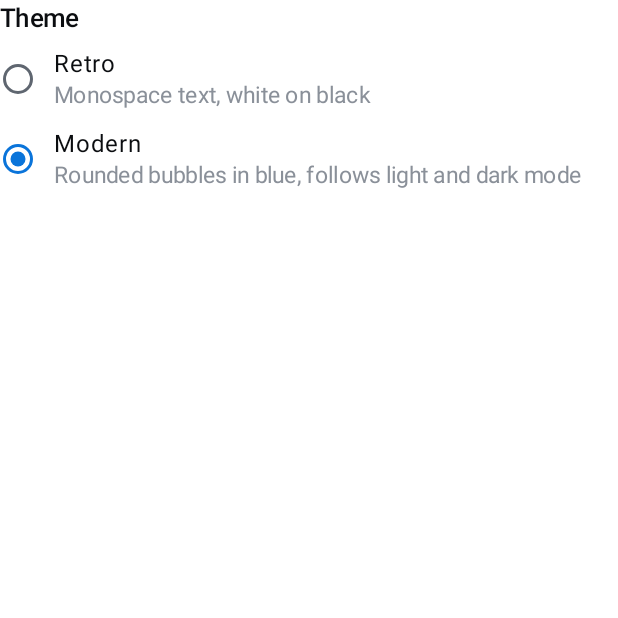
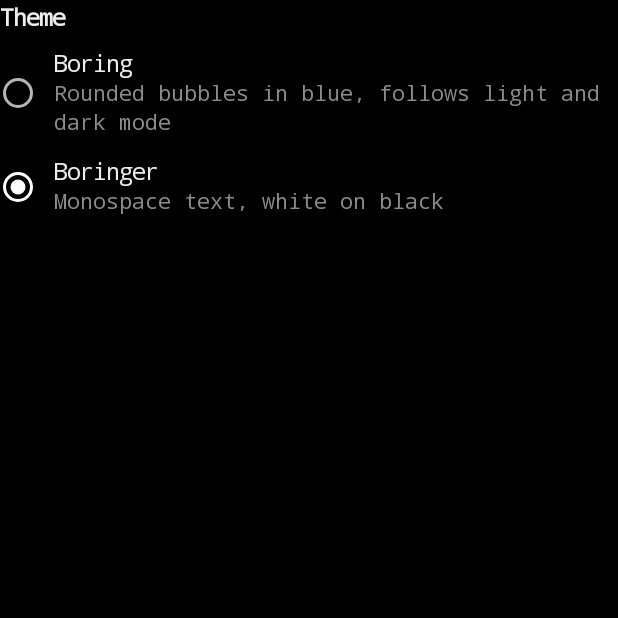
Before and after one commit to MK3Core/coresms, an Android app built with Jetpack Compose: the composable ThemePicker shown on its own in the app's theme, on a phone screen of 412 x 824 dp, the top half of it. Run offline under Robolectric (Android 15) with nearby library versions, the phone set to English and light mode, and no system bars.

Commit message:
Separate the reaction tap from the message menu, rename themes
Tapping a message now shows only the reactions; tap and hold shows Copy,
Save, Share, Details, Delete and Retry, so a quick tap can't trigger
them. The themes are renamed Boring (Modern) and Boringer (Retro, still
the default).

```diff
--- a/app/src/main/java/io/github/mk3core/coresms/SettingsActivity.kt
+++ b/app/src/main/java/io/github/mk3core/coresms/SettingsActivity.kt
@@ -131,8 +131,8 @@ private fun ThemePicker() {
     Column(verticalArrangement = Arrangement.spacedBy(4.dp)) {
         Text(stringResource(R.string.settings_theme), style = MaterialTheme.typography.titleMedium)
         listOf(
+            ThemeStyle.Modern to R.string.settings_theme_modern,
             ThemeStyle.Retro to R.string.settings_theme_retro,
-            ThemeStyle.Modern to R.string.settings_theme_modern,
         ).forEach { (style, label) ->
             Row(
                 Modifier
--- a/app/src/main/res/values/strings.xml
+++ b/app/src/main/res/values/strings.xml
@@ -140,9 +140,9 @@
     <string name="reactions_you">You</string>
     <string name="reactions_someone">Someone</string>
     <string name="settings_theme">Theme</string>
-    <string name="settings_theme_retro">Retro</string>
+    <string name="settings_theme_retro">Boringer</string>
     <string name="settings_theme_retro_body">Monospace text, white on black</string>
-    <string name="settings_theme_modern">Modern</string>
+    <string name="settings_theme_modern">Boring</string>
     <string name="settings_theme_modern_body">Rounded bubbles in blue, follows light and dark mode</string>
     <string name="settings_version">CoreSMS %1$s</string>
 
```
Also changed, not shown: app/src/main/java/io/github/mk3core/coresms/ui/ThreadScreen.kt (+16 -5 lines), 2 other files.
